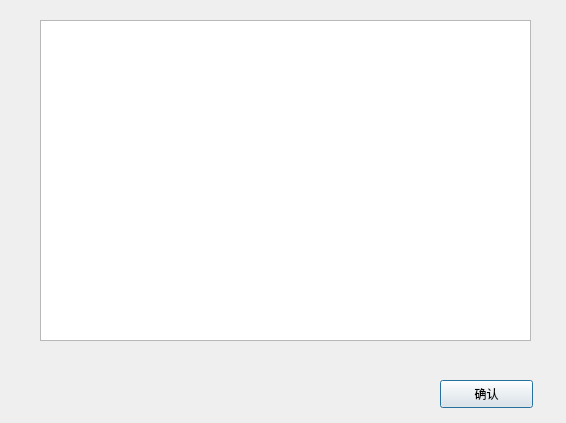
Above: dialog_compare_result.ui from Wuroborus/8848TitaniumCloud before the change. Below: the same form after it.
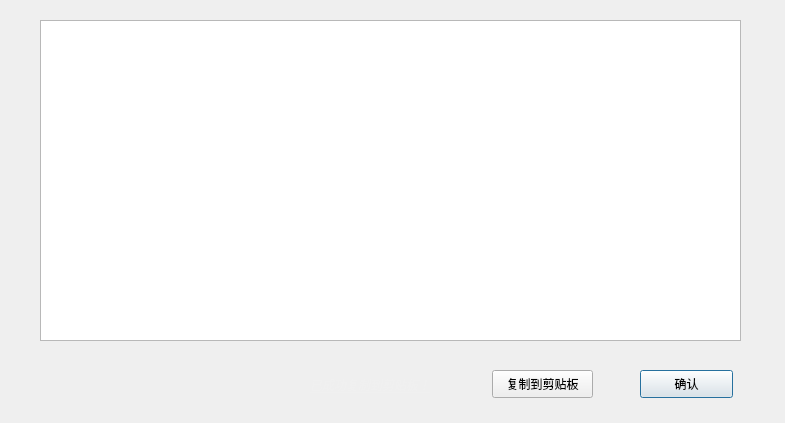
That is the form after the change.

Diff of the .ui file:
```diff
--- a/dialog_compare_result.ui
+++ b/dialog_compare_result.ui
@@ -6,7 +6,7 @@
    <rect>
     <x>0</x>
     <y>0</y>
-    <width>566</width>
+    <width>785</width>
     <height>423</height>
    </rect>
   </property>
@@ -18,7 +18,7 @@
     <rect>
      <x>40</x>
      <y>20</y>
-     <width>491</width>
+     <width>701</width>
      <height>321</height>
     </rect>
    </property>
@@ -29,8 +29,8 @@
   <widget class="QPushButton" name="pushButton">
    <property name="geometry">
     <rect>
-     <x>440</x>
-     <y>380</y>
+     <x>640</x>
+     <y>370</y>
      <width>93</width>
      <height>28</height>
     </rect>
@@ -39,6 +39,41 @@
     <string>确认</string>
    </property>
   </widget>
+  <widget class="QPushButton" name="pushButton_2">
+   <property name="geometry">
+    <rect>
+     <x>492</x>
+     <y>370</y>
+     <width>101</width>
+     <height>28</height>
+    </rect>
+   </property>
+   <property name="text">
+    <string>复制到剪贴板</string>
+   </property>
+  </widget>
+  <widget class="QLabel" name="label">
+   <property name="geometry">
+    <rect>
+     <x>310</x>
+     <y>375</y>
+     <width>161</width>
+     <height>20</height>
+    </rect>
+   </property>
+   <property name="font">
+    <font>
+     <italic>true</italic>
+     <underline>true</underline>
+    </font>
+   </property>
+   <property name="styleSheet">
+    <string notr="true">color: rgb(240, 240, 240);</string>
+   </property>
+   <property name="text">
+    <string>已成功复制到剪贴板！</string>
+   </property>
+  </widget>
  </widget>
  <resources/>
  <connections/>
```
